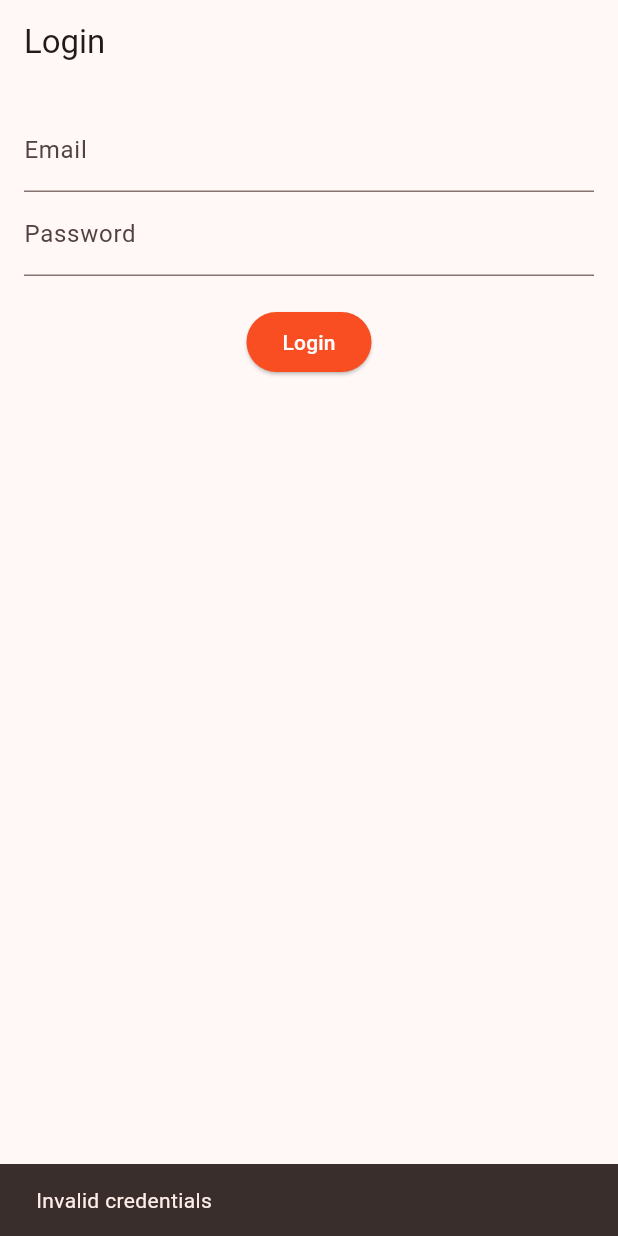
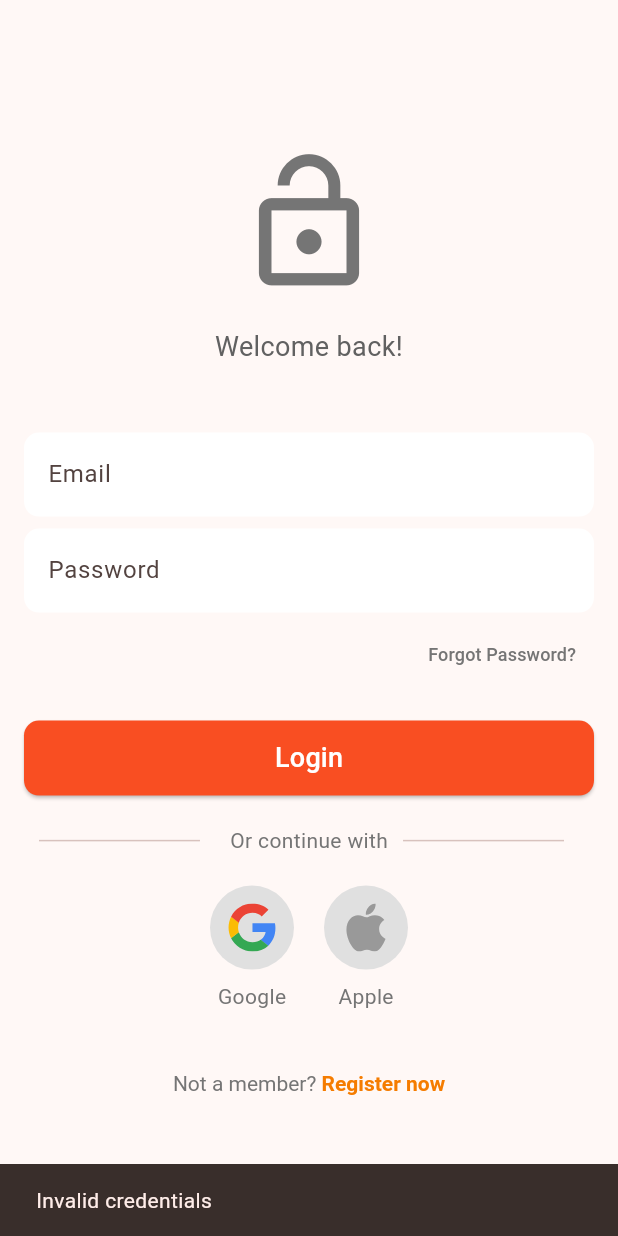
Before and after one commit to guadafermani/flutter-jsonplaceholder-app, a Flutter app: the screen it shows after launch, after a tap on "Login", on a phone screen of 412 x 824 dp. Run offline on Flutter 3.47's test engine with Material 3 defaults, Android fonts, the light colour scheme and no system bars; our stand-ins replace flutter_svg.

Commit message:
change login ui

```diff
--- a/lib/presentation/login/login_screen.dart
+++ b/lib/presentation/login/login_screen.dart
@@ -1,6 +1,9 @@
 import 'package:flutter/material.dart';
-import 'package:provider/provider.dart';
-import '../providers/auth_provider.dart';
+import 'widgets/login_button.dart';
+import 'widgets/login_forgot_password.dart';
+import 'widgets/login_header.dart';
+import 'widgets/login_other_methods.dart';
+import 'widgets/login_textfield.dart';
 
 class LoginScreen extends StatelessWidget {
   final TextEditingController _emailController = TextEditingController();
@@ -11,42 +14,35 @@ class LoginScreen extends StatelessWidget {
   @override
   Widget build(BuildContext context) {
     return Scaffold(
-      appBar: AppBar(
-        title: const Text('Login'),
-      ),
-      body: Padding(
+      body: SingleChildScrollView(
+        child: Padding(
           padding: const EdgeInsets.all(16.0),
           child: Column(
+            mainAxisAlignment: MainAxisAlignment.center,
             children: [
-            TextFormField(
+              SizedBox(height: MediaQuery.of(context).size.height * 0.1),
+              const LoginHeader(),
+              const SizedBox(height: 40),
+              LoginTextfield(
+                labelText: 'Email',
                 controller: _emailController,
-              decoration: const InputDecoration(labelText: 'Email'),
               ),
-            TextFormField(
+              LoginTextfield(
+                labelText: 'Password',
                 controller: _passwordController,
-              decoration: const InputDecoration(labelText: 'Password'),
                 obscureText: true,
               ),
+              const LoginForgotPassword(),
               const SizedBox(height: 20),
-            ElevatedButton(
-              onPressed: () {
-                final authProvider =
-                    Provider.of<AuthProvider>(context, listen: false);
-                authProvider.login(
-                  _emailController.text,
-                  _passwordController.text,
-                );
-                if (authProvider.isAuthenticated) {
-                  Navigator.pushReplacementNamed(context, '/posts');
-                } else {
-                  ScaffoldMessenger.of(context).showSnackBar(
-                    const SnackBar(content: Text('Invalid credentials')),
-                  );
-                }
-              },
-              child: const Text('Login'),
+              LoginButton(
+                context,
+                emailController: _emailController,
+                passwordController: _passwordController,
               ),
+              const SizedBox(height: 20),
+              const LoginOtherMethods()
             ],
+          ),
         ),
       ),
     );
--- /dev/null
+++ b/lib/presentation/login/widgets/login_button.dart
@@ -0,0 +1,48 @@
+import 'package:flutter/material.dart';
+import 'package:provider/provider.dart';
+import '../../providers/auth_provider.dart';
+
+class LoginButton extends StatelessWidget {
+  final BuildContext context;
+  final TextEditingController emailController;
+  final TextEditingController passwordController;
+
+  const LoginButton(this.context,
+      {super.key,
+      required this.emailController,
+      required this.passwordController});
+
+  @override
+  Widget build(BuildContext context) {
+    return SizedBox(
+      width: double.infinity,
+      height: 50,
+      child: ElevatedButton(
+        onPressed: () {
+          final authProvider =
+              Provider.of<AuthProvider>(context, listen: false);
+          authProvider.login(
+            emailController.text,
+            passwordController.text,
+          );
+          if (authProvider.isAuthenticated) {
+            Navigator.pushReplacementNamed(context, '/posts');
+          } else {
+            ScaffoldMessenger.of(context).showSnackBar(
+              const SnackBar(content: Text('Invalid credentials')),
+            );
+          }
+        },
+        style: ElevatedButton.styleFrom(
+          shape: RoundedRectangleBorder(
+            borderRadius: BorderRadius.circular(10),
+          ),
+        ),
+        child: const Text(
+          "Login",
+          style: TextStyle(fontSize: 18),
+        ),
+      ),
+    );
+  }
+}
--- /dev/null
+++ b/lib/presentation/login/widgets/login_forgot_password.dart
@@ -0,0 +1,19 @@
+import 'package:flutter/material.dart';
+
+class LoginForgotPassword extends StatelessWidget {
+  const LoginForgotPassword({super.key});
+
+  @override
+  Widget build(BuildContext context) {
+    return Align(
+      alignment: Alignment.centerRight,
+      child: TextButton(
+        onPressed: () {},
+        child: Text(
+          "Forgot Password?",
+          style: TextStyle(color: Colors.grey[600], fontSize: 12),
+        ),
+      ),
+    );
+  }
+}
--- /dev/null
+++ b/lib/presentation/login/widgets/login_header.dart
@@ -0,0 +1,27 @@
+import 'package:flutter/material.dart';
+
+class LoginHeader extends StatelessWidget {
+  const LoginHeader({super.key});
+
+  @override
+  Widget build(BuildContext context) {
+    return Column(
+      children: [
+        Icon(
+          Icons.lock_open,
+          size: 100,
+          color: Colors.grey[600],
+        ),
+        const SizedBox(height: 20),
+        Text(
+          "Welcome back!",
+          style: TextStyle(
+            color: Colors.grey[700],
+            fontSize: 18,
+          ),
+          textAlign: TextAlign.center,
+        ),
+      ],
+    );
+  }
+}
--- /dev/null
+++ b/lib/presentation/login/widgets/login_other_methods.dart
@@ -0,0 +1,78 @@
+import 'package:flutter/material.dart';
+import 'package:flutter_svg/flutter_svg.dart';
+
+class LoginOtherMethods extends StatelessWidget {
+  const LoginOtherMethods({super.key});
+
+  @override
+  Widget build(BuildContext context) {
+    return Column(
+      children: [
+        Row(
+          children: [
+            _buildDivider(),
+            Text(
+              "Or continue with",
+              style: TextStyle(color: Colors.grey[600]),
+            ),
+            _buildDivider(),
+          ],
+        ),
+        const SizedBox(height: 20),
+        Row(
+          mainAxisAlignment: MainAxisAlignment.center,
+          children: [
+            _buildIconButton('assets/ic_google_logo.svg', "Google"),
+            const SizedBox(width: 20),
+            _buildIconButton('assets/ic_apple_logo.svg', "Apple"),
+          ],
+        ),
+        const SizedBox(height: 40),
+        GestureDetector(
+          onTap: () {},
+          child: RichText(
+            text: TextSpan(
+              text: "Not a member? ",
+              style: TextStyle(color: Colors.grey[600]),
+              children: [
+                TextSpan(
+                  text: "Register now",
+                  style: TextStyle(
+                    color: Colors.orange[700],
+                    fontWeight: FontWeight.bold,
+                  ),
+                ),
+              ],
+            ),
+          ),
+        ),
+      ],
+    );
+  }
+}
+
+Expanded _buildDivider() {
+  return Expanded(
+      child: Container(
+          margin: const EdgeInsets.only(left: 10.0, right: 20.0),
+          child: const Divider()));
+}
+
+Widget _buildIconButton(String assetName, String label) {
+  return GestureDetector(
+    onTap: () {},
+    child: Column(
+      children: [
+        CircleAvatar(
+          backgroundColor: Colors.grey[300],
+          //Icon(iconData, color: Colors.black, size: 32),
+          radius: 28,
+          child: SvgPicture.asset(assetName, width: 32, height: 32),
+          //Image(image: AssetImage(assetData), width: 32),
+        ),
+        const SizedBox(height: 8),
+        Text(label, style: TextStyle(color: Colors.grey[600])),
+      ],
+    ),
+  );
+}
--- /dev/null
+++ b/lib/presentation/login/widgets/login_textfield.dart
@@ -0,0 +1,35 @@
+import 'package:flutter/material.dart';
+
+class LoginTextfield extends StatelessWidget {
+final String labelText;
+  final TextEditingController controller;
+  final bool obscureText;
+
+  const LoginTextfield({
+    super.key,
+    required this.labelText,
+    required this.controller,
+    this.obscureText = false,
+  });
+
+  @override
+  Widget build(BuildContext context) {
+    return Padding(
+      padding: const EdgeInsets.symmetric(vertical: 4.0),
+      child: TextFormField(
+        controller: controller,
+        decoration: InputDecoration(
+          labelText: labelText,
+          hintStyle: TextStyle(color: Colors.grey[500]),
+          filled: true,
+          fillColor: Colors.white,
+          border: OutlineInputBorder(
+            borderRadius: BorderRadius.circular(10),
+            borderSide: BorderSide.none,
+          ),
+        ),
+        obscureText: obscureText,
+      ),
+    );
+  }
+}
--- a/pubspec.yaml
+++ b/pubspec.yaml
@@ -30,6 +30,7 @@ environment:
 dependencies:
   flutter:
     sdk: flutter
+  flutter_svg: ^2.0.0
 
 
   # The following adds the Cupertino Icons font to your application.
@@ -61,7 +62,9 @@ flutter:
   uses-material-design: true
 
   # To add assets to your application, add an assets section, like this:
-  # assets:
+  assets:
+    - assets/ic_apple_logo.svg
+    - assets/ic_google_logo.svg
   #   - images/a_dot_burr.jpeg
   #   - images/a_dot_ham.jpeg
 
```
Also changed, not shown: assets/ic_apple_logo.svg (added), assets/ic_google_logo.svg (added), pubspec.lock. Lines whose indentation alone changed are shown as unchanged.
